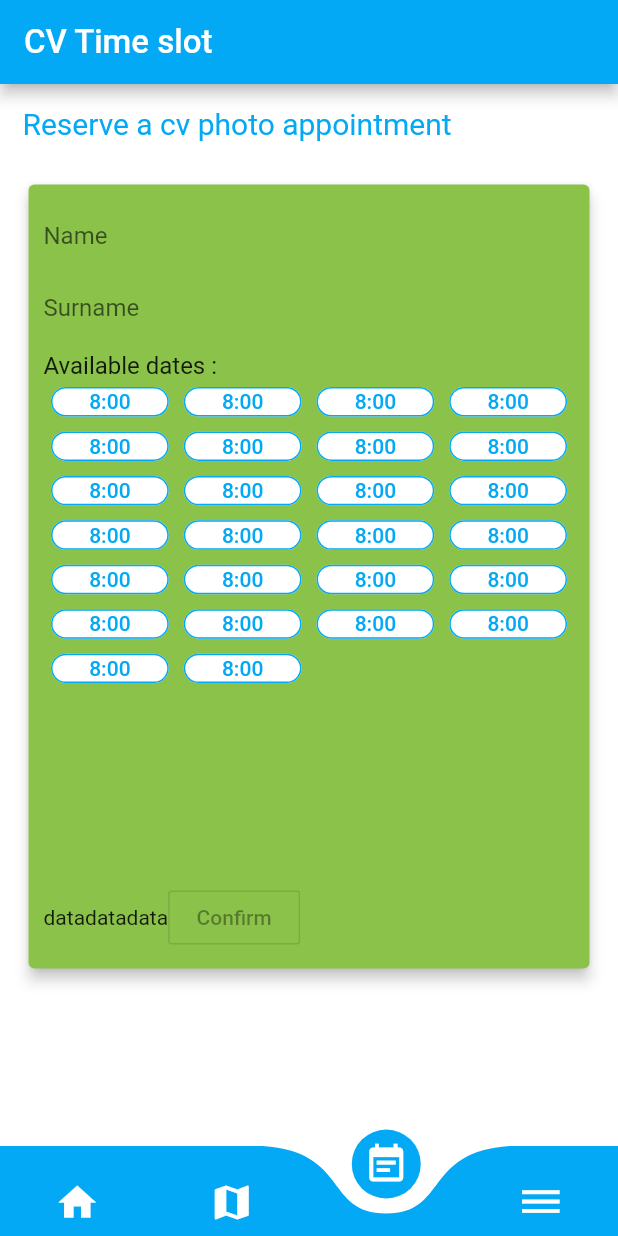
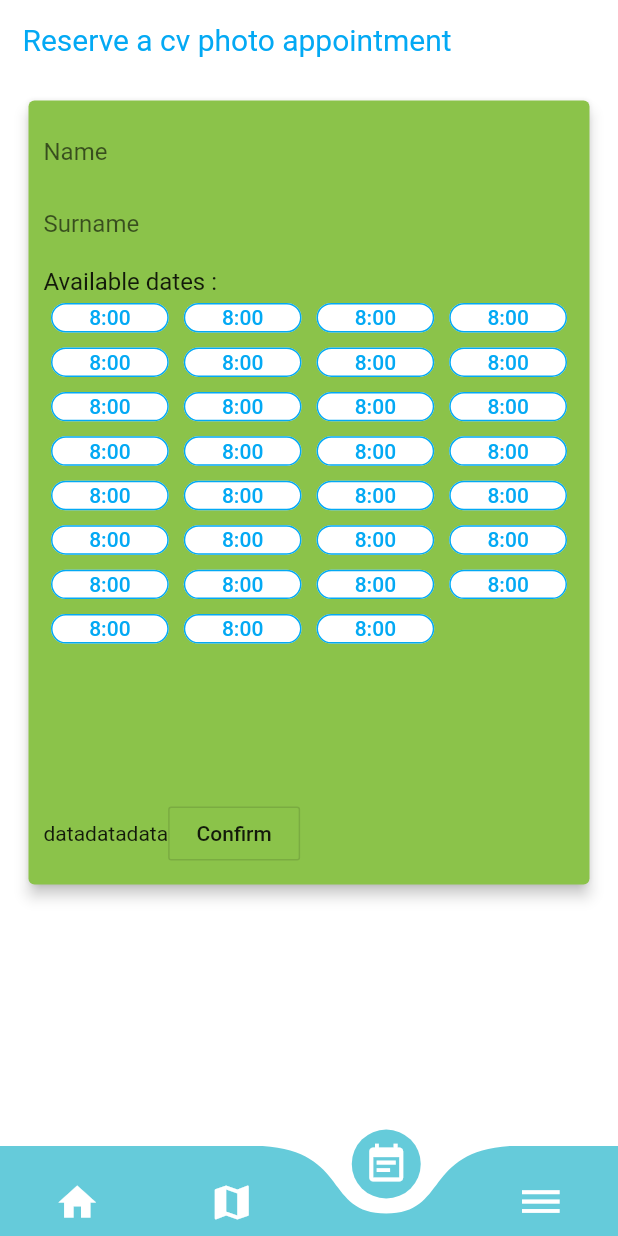
Before and after one commit to fouques1u/ForumHorizonChimie2020, a Flutter app: the screen it shows after launch, item 3 of the bottom bar chosen, on a phone screen of 412 x 824 dp. Run offline on Flutter 3.47's test engine with Material 2 defaults, Android fonts, the phone set to English and light mode, and no system bars; drawn by our look-alikes of curved_navigation_bar; our stand-ins replace font_awesome_flutter.

Commit message:
Adding colors, styling, deletion of appbar

```diff
--- /dev/null
+++ b/lib/colors.dart
@@ -0,0 +1,7 @@
+
+import 'dart:ui';
+
+const darkBlueColor = Color.fromRGBO(45, 53, 141, 1);
+const simpleBlueColor = Color.fromRGBO(52, 126, 179, 1);
+const lightBlueColor = Color.fromRGBO(101, 203, 218, 1);
+const lightGreenColor = Color.fromRGBO(84, 196, 164, 1);
--- a/lib/curved_bottom_navigation_bar.dart
+++ b/lib/curved_bottom_navigation_bar.dart
@@ -1,5 +1,6 @@
 import 'package:flutter/material.dart';
 import 'package:curved_navigation_bar/curved_navigation_bar.dart';
+import 'package:forum_horizon_chimie/colors.dart';
 
 class CurvedBottomNavigationBar extends StatelessWidget {
   final Function changePage;
@@ -11,7 +12,7 @@ class CurvedBottomNavigationBar extends StatelessWidget {
     return CurvedNavigationBar(
       animationDuration: Duration(milliseconds: 650),
       height: 60,
-      color: Theme.of(context).accentColor,
+      color: lightBlueColor,
       backgroundColor: Colors.white,
       animationCurve: Curves.ease,
       items: [
--- a/lib/home_page.dart
+++ b/lib/home_page.dart
@@ -33,23 +33,94 @@ class _HomePageState extends State<HomePage> {
 
     _pages = [
       {'page': HomeScreen(), 'title_code': 'home'},
-      {'page': MapScreen(controller:  PageController(keepPage: true, initialPage: 2)), 'title_code': 'plan'},
+      {
+        'page': MapScreen(
+            controller: PageController(keepPage: true, initialPage: 2)),
+        'title_code': 'plan'
+      },
       {'page': CvScreen(), 'title_code': 'cv_registering'},
-      {'page': OptionsScreen(changeLocale: widget.setNewLanguage,), 'title_code': 'options'}
+      {
+        'page': OptionsScreen(
+          changeLocale: widget.setNewLanguage,
+        ),
+        'title_code': 'options'
+      }
     ];
   }
 
   @override
   Widget build(BuildContext context) {
     return Scaffold(
-      appBar: AppBar(
+        /*appBar: AppBar(
         backgroundColor: Theme.of(context).accentColor,
-        title: Text(AppLocalizations.of(context).translate(_pages[_selectedPageIndex]['title_code']), style: Theme.of(context).textTheme.title,),
+        title: Text(
+          AppLocalizations.of(context)
+              .translate(_pages[_selectedPageIndex]['title_code']),
+          style: Theme.of(context).textTheme.title,
         ),
+      ),*/
         body: _pages[_selectedPageIndex]['page'],
         bottomNavigationBar: CurvedBottomNavigationBar(
           changePage: _selectPage,
+        )
+        /*
+          BottomNavigationBar(
+            backgroundColor: Colors.white54,
+            selectedItemColor: Colors.lightBlueAccent,
+            unselectedItemColor: Colors.lightBlue,
+        currentIndex: _selectedPageIndex,
+        onTap: (index) => _selectPage(index),
+        items: <BottomNavigationBarItem>[
+          BottomNavigationBarItem(
+            icon: Icon(
+              Icons.home,
+              color: Colors.lightBlue,
             ),
+            title: Text(
+              AppLocalizations.of(context).translate('home'),
+              style: TextStyle(
+                color: Colors.lightBlue,
+              ),
+            ),
+          ),
+          BottomNavigationBarItem(
+            icon: Icon(
+              Icons.map,
+              color: Colors.lightBlue,
+            ),
+            title: Text(
+              AppLocalizations.of(context).translate('plan'),
+              style: TextStyle(
+                color: Colors.lightBlue,
+              ),
+            ),
+          ),
+          BottomNavigationBarItem(
+            icon: Icon(
+              Icons.event_note,
+              color: Colors.lightBlue,
+            ),
+            title: Text(
+              AppLocalizations.of(context).translate('cv_registering'),
+              style: TextStyle(
+                color: Colors.lightBlue,
+              ),
+            ),
+          ),
+          BottomNavigationBarItem(
+            icon: Icon(
+              Icons.dehaze,
+              color: Colors.lightBlue,
+            ),
+            title: Text(
+              AppLocalizations.of(context).translate('options'),
+              style: TextStyle(
+                color: Colors.lightBlue,
+              ),
+            ),
+          ),
+        ],
+      ),*/
     );
   }
 }
--- a/lib/main.dart
+++ b/lib/main.dart
@@ -1,5 +1,6 @@
 import 'package:flutter/material.dart';
 import 'package:flutter_localizations/flutter_localizations.dart';
+import 'package:forum_horizon_chimie/colors.dart';
 
 import './app_localizations.dart';
 import './application.dart';
@@ -36,7 +37,7 @@ class _MyAppState extends State<MyApp> {
       title: 'Forum Horizon Chimie',
       theme: ThemeData(
           primaryColor: Colors.white,
-          accentColor: Colors.lightBlue,
+          accentColor: darkBlueColor,
           bottomAppBarColor: Colors.white,
           textTheme: TextTheme(
             title: TextStyle(
--- a/lib/screens/cv_screen.dart
+++ b/lib/screens/cv_screen.dart
@@ -3,11 +3,11 @@ import 'package:flutter/material.dart';
 import '../app_localizations.dart';
 
 class CvScreen extends StatelessWidget {
-  Widget buildTimeSlot(BuildContext context) {
+  Widget buildTimeSlot(BuildContext context, String timePeriod) {
     return DecoratedBox(
       child: OutlineButton(
         child: Text(
-          '8:00',
+          timePeriod,
           style: TextStyle(color: Colors.lightBlue),
         ),
         onPressed: () {},
@@ -56,32 +56,37 @@ class CvScreen extends StatelessWidget {
               crossAxisCount: 4,
               childAspectRatio: 4,
               children: <Widget>[
-                buildTimeSlot(context),
-                buildTimeSlot(context),
-                buildTimeSlot(context),
-                buildTimeSlot(context),
-                buildTimeSlot(context),
-                buildTimeSlot(context),
-                buildTimeSlot(context),
-                buildTimeSlot(context),
-                buildTimeSlot(context),
-                buildTimeSlot(context),
-                buildTimeSlot(context),
-                buildTimeSlot(context),
-                buildTimeSlot(context),
-                buildTimeSlot(context),
-                buildTimeSlot(context),
-                buildTimeSlot(context),
-                buildTimeSlot(context),
-                buildTimeSlot(context),
-                buildTimeSlot(context),
-                buildTimeSlot(context),
-                buildTimeSlot(context),
-                buildTimeSlot(context),
-                buildTimeSlot(context),
-                buildTimeSlot(context),
-                buildTimeSlot(context),
-                buildTimeSlot(context),
+                buildTimeSlot(context, '8:00'),
+                buildTimeSlot(context, '8:00'),
+                buildTimeSlot(context, '8:00'),
+                buildTimeSlot(context, '8:00'),
+                buildTimeSlot(context, '8:00'),
+                buildTimeSlot(context, '8:00'),
+                buildTimeSlot(context, '8:00'),
+                buildTimeSlot(context, '8:00'),
+                buildTimeSlot(context, '8:00'),
+                buildTimeSlot(context, '8:00'),
+                buildTimeSlot(context, '8:00'),
+                buildTimeSlot(context, '8:00'),
+                buildTimeSlot(context, '8:00'),
+                buildTimeSlot(context, '8:00'),
+                buildTimeSlot(context, '8:00'),
+                buildTimeSlot(context, '8:00'),
+                buildTimeSlot(context, '8:00'),
+                buildTimeSlot(context, '8:00'),
+                buildTimeSlot(context, '8:00'),
+                buildTimeSlot(context, '8:00'),
+                buildTimeSlot(context, '8:00'),
+                buildTimeSlot(context, '8:00'),
+                buildTimeSlot(context, '8:00'),
+                buildTimeSlot(context, '8:00'),
+                buildTimeSlot(context, '8:00'),
+                buildTimeSlot(context, '8:00'),
+                buildTimeSlot(context, '8:00'),
+                buildTimeSlot(context, '8:00'),
+                buildTimeSlot(context, '8:00'),
+                buildTimeSlot(context, '8:00'),
+                buildTimeSlot(context, '8:00'),
               ],
             ),
           ),
@@ -91,7 +96,7 @@ class CvScreen extends StatelessWidget {
               Text('data'),
               Text('data'),
               OutlineButton(
-                child: Text(AppLocalizations.of(context).translate('confirm')),
+                child: Text(AppLocalizations.of(context).translate('confirm')), onPressed: () {},
               )
             ],
           )
--- /dev/null
+++ b/lib/screens/map_pages/search_firm.dart
@@ -0,0 +1,12 @@
+import 'package:flutter/material.dart';
+
+import '../../colors.dart';
+
+class SearchFirmPage extends StatelessWidget {
+  @override
+  Widget build(BuildContext context) {
+    return Container(
+      color: Colors.white,
+    );
+  }
+}
--- a/lib/screens/map_screen.dart
+++ b/lib/screens/map_screen.dart
@@ -1,7 +1,9 @@
 import 'package:flutter/material.dart';
+
 import 'package:forum_horizon_chimie/screens/map_pages/first_floor.dart';
 import 'package:forum_horizon_chimie/screens/map_pages/second_floor.dart';
 import 'package:forum_horizon_chimie/screens/map_pages/third_floor.dart';
+import './map_pages/search_firm.dart';
 
 class MapScreen extends StatelessWidget {
   PageController controller;
@@ -12,9 +14,10 @@ class MapScreen extends StatelessWidget {
   Widget build(BuildContext context) {
     return PageView(
       controller: controller,
-      scrollDirection: Axis.vertical,
+      scrollDirection: Axis.horizontal,
       pageSnapping: true,
       children: <Widget>[
+        SearchFirmPage(),
         FirstFloorPage(),
         SecondFloorPage(),
         ThirdFloorPage(),
```
Lines whose indentation alone changed are shown as unchanged.
